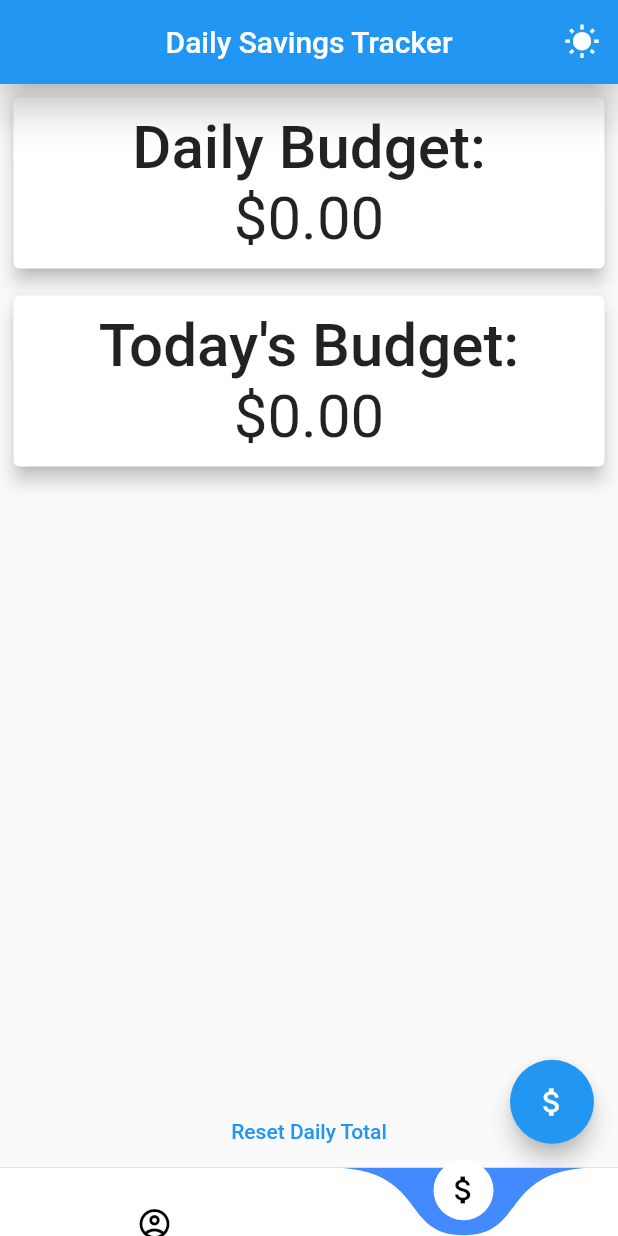
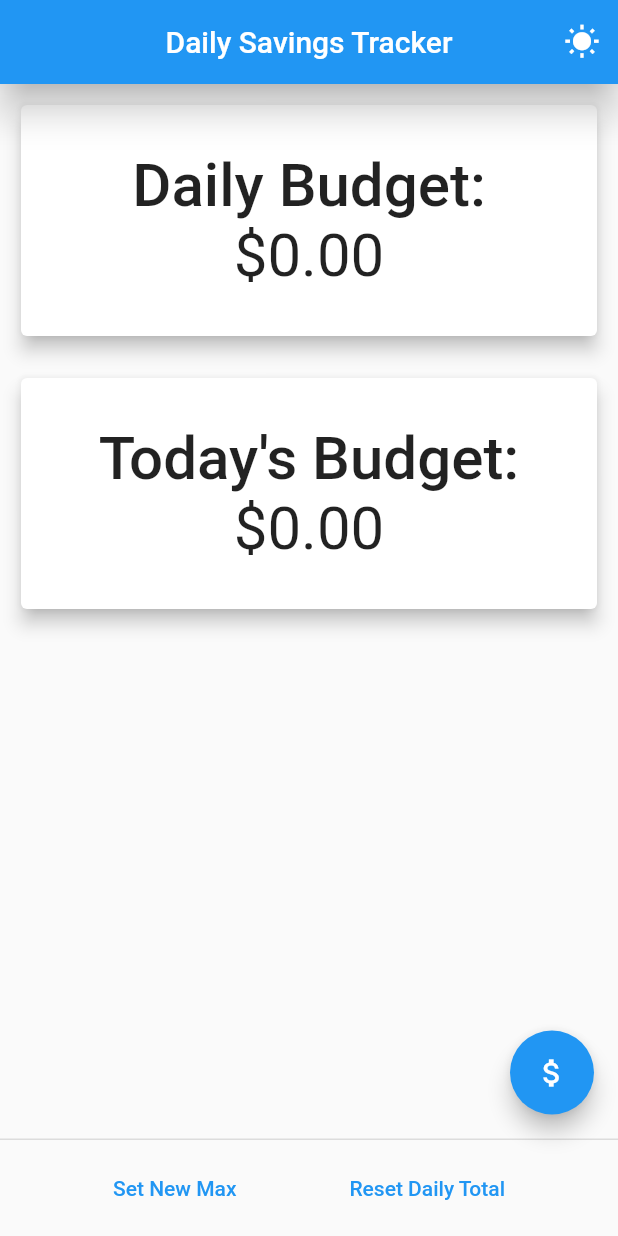
Before and after one commit to surgency23/DailySpendingTracker, a Flutter app: the screen it shows after launch, on a phone screen of 412 x 824 dp. Run offline on Flutter 3.47's test engine with Material 2 defaults, Android fonts, the phone set to English and light mode, and no system bars; drawn by our look-alikes of curved_navigation_bar; our stand-ins replace shared_preferences.

Commit message:
singular page!

```diff
--- a/lib/main.dart
+++ b/lib/main.dart
@@ -1,8 +1,7 @@
 import 'package:daily_spending_tracker/controllers/number_controllers/numbers_controller.dart';
+import 'package:daily_spending_tracker/pages/home/home_page.dart';
 import 'package:flutter/material.dart';
 import 'package:provider/provider.dart';
-//import 'package:shared_preferences/shared_preferences.dart';
-import 'widgets/custom_bottom_nav_bar.dart';
 import 'controllers/theme_controller/theme_controller.dart';
 
 void main() {
@@ -37,7 +36,7 @@
                 theme:
                     themeNotifier.isDark ? ThemeData.dark() : ThemeData.light(),
                 debugShowCheckedModeBanner: false,
-                home: const PreservingBottomNavState());
+                home: const HomePage());
           }),
         ));
   }
--- a/lib/pages/home/home_page.dart
+++ b/lib/pages/home/home_page.dart
@@ -20,24 +20,21 @@ class _HomePageState extends State<HomePage> {
         child: Consumer<NumbersController>(
           builder: (context, NumbersController numbersNotifier, Widget? child) {
             return Column(
-                mainAxisAlignment: MainAxisAlignment.spaceBetween,
+                mainAxisAlignment: MainAxisAlignment.start,
                 crossAxisAlignment: CrossAxisAlignment.center,
                 //mainAxisAlignment: MainAxisAlignment.spaceEvenly,
                 children: [
-                  Column(
-                    children: [
                   Padding(
-                        padding: const EdgeInsets.all(5),
+                    padding: const EdgeInsets.all(10),
                     child: SizedBox(
                       width: double.infinity,
                       child: Card(
                           elevation: 5,
-                              color:
-                                  Theme.of(context).colorScheme.surfaceVariant,
+                          color: Theme.of(context).colorScheme.surfaceVariant,
                           child: Align(
                               alignment: Alignment.center,
                               child: Padding(
-                                    padding: const EdgeInsets.all(10),
+                                padding: const EdgeInsets.all(30),
                                 child: Column(
                                   children: [
                                     const Text("Daily Budget:",
@@ -59,19 +56,18 @@ class _HomePageState extends State<HomePage> {
                                 ),
                               ))),
                     ),
-                      ), //Text('Daily Max: \$${numbersNotifier.maxDaily.toStringAsFixed(2)}')
+                  ),
                   Padding(
-                        padding: const EdgeInsets.all(5),
+                    padding: const EdgeInsets.all(10),
                     child: SizedBox(
                       width: double.infinity,
                       child: Card(
                           elevation: 5,
-                              color:
-                                  Theme.of(context).colorScheme.surfaceVariant,
+                          color: Theme.of(context).colorScheme.surfaceVariant,
                           child: Align(
                             alignment: Alignment.center,
                             child: Padding(
-                                    padding: const EdgeInsets.all(10),
+                                padding: const EdgeInsets.all(30),
                                 child: Column(
                                   children: [
                                     const Text("Today's Budget:",
@@ -94,20 +90,99 @@ class _HomePageState extends State<HomePage> {
                           )),
                     ),
                   ),
-                    ],
+
+                  // Column(
+                  //   //mainAxisAlignment: MainAxisAlignment.spaceEvenly,
+                  //   children: [
+                  //    ],
+                  // ),
+                  // Row(
+                  //   mainAxisAlignment: MainAxisAlignment.center,
+                  //   children: [
+                  //     TextButton(
+                  //       onPressed: () {
+                  //         numbersNotifier.resetDailyLimit();
+                  //       },
+                  //       child: const Text("Reset Daily Total"),
+                  //     ),
+                  //     Consumer<NumbersController>(
+                  //       builder: (context, NumbersController numbersNotifier,
+                  //           Widget? child) {
+                  //         return TextButton(
+                  //             onPressed: () {
+                  //               showDialog(
+                  //                 context: context,
+                  //                 builder: (context) {
+                  //                   return AlertDialog(
+                  //                       title: const Text("New Daily Maximum"),
+                  //                       content: TextField(
+                  //                         decoration: const InputDecoration(
+                  //                             labelText: "Enter Value"),
+                  //                         keyboardType: TextInputType.number,
+                  //                         inputFormatters: <TextInputFormatter>[
+                  //                           FilteringTextInputFormatter.allow(
+                  //                               RegExp(r'^\d+\.?\d{0,2}')),
+                  //                         ], // Only numbers can be entered
+                  //                         onSubmitted: (value) {
+                  //                           numbersNotifier.maxDaily =
+                  //                               double.parse(value);
+                  //                         },
+                  //                       ));
+                  //                 },
+                  //               );
+                  //             },
+                  //             child: Text("Set New Max"));
+                  //       },
+                  //     ),
+                  //   ],
+                  // )
+
+                  // \$${numbersNotifier.currentTotal.toStringAsFixed(2)}
+                ]);
+          },
         ),
+      ),
+      persistentFooterButtons: [
+        Consumer<NumbersController>(
+          builder: (context, NumbersController numbersNotifier, Widget? child) {
+            return Row(
+              mainAxisAlignment: MainAxisAlignment.spaceEvenly,
+              children: [
+                TextButton(
+                    onPressed: () {
+                      showDialog(
+                        context: context,
+                        builder: (context) {
+                          return AlertDialog(
+                              title: const Text("New Daily Maximum"),
+                              content: TextField(
+                                decoration: const InputDecoration(
+                                    labelText: "Enter Value"),
+                                keyboardType: TextInputType.number,
+                                inputFormatters: <TextInputFormatter>[
+                                  FilteringTextInputFormatter.allow(
+                                      RegExp(r'^\d+\.?\d{0,2}')),
+                                ], // Only numbers can be entered
+                                onSubmitted: (value) {
+                                  numbersNotifier.maxDaily =
+                                      double.parse(value);
+                                },
+                              ));
+                        },
+                      );
+                    },
+                    child: const Text("Set New Max")),
                 TextButton(
                   onPressed: () {
                     numbersNotifier.resetDailyLimit();
                   },
                   child: const Text("Reset Daily Total"),
                 ),
-
-                  // \$${numbersNotifier.currentTotal.toStringAsFixed(2)}
-                ]);
+              ],
+            );
           },
         ),
-      ),
+      ],
       floatingActionButton: FloatingActionButton(
         child: const Icon(Icons.attach_money),
         onPressed: () => displayInput(),
--- a/lib/widgets/custom_bottom_nav_bar.dart
+++ /dev/null
@@ -1,61 +0,0 @@
-import 'package:curved_navigation_bar/curved_navigation_bar.dart';
-import 'package:daily_spending_tracker/controllers/theme_controller/theme_controller.dart';
-import 'package:daily_spending_tracker/pages/Home/home_page.dart';
-import 'package:daily_spending_tracker/pages/settings/settings_page.dart';
-import 'package:flutter/material.dart';
-import 'package:provider/provider.dart';
-
-class PreservingBottomNavState extends StatefulWidget {
-  const PreservingBottomNavState({Key? key}) : super(key: key);
-
-  @override
-  _PreservingBottomNavStateState createState() =>
-      _PreservingBottomNavStateState();
-}
-
-class _PreservingBottomNavStateState extends State<PreservingBottomNavState> {
-  int _selectedIndex = 1;
-
-  static final List<Widget> _pages = <Widget>[
-    const SettingsPage(),
-    const HomePage()
-  ];
-
-  void _onItemTapped(int index) {
-    setState(() {
-      _selectedIndex = index;
-    });
-  }
-
-  @override
-  Widget build(BuildContext context) {
-    return Scaffold(
-      body: IndexedStack(
-        index: _selectedIndex,
-        children: _pages,
-      ),
-      bottomNavigationBar: Consumer<ThemeController>(
-          builder: (context, ThemeController themeNotifier, child) {
-        return CurvedNavigationBar(
-          animationDuration: const Duration(milliseconds: 500),
-          //work on alternating the different colors. just need to find a good color pallet and go from there.
-          //color: themeNotifier.isDark == true ? Colors.grey : Colors.white,
-          //backgroundColor: Colors.blue,
-          height: 45.5,
-          items: const <Widget>[
-            Icon(
-              Icons.account_circle_outlined,
-              color: Colors.black,
-            ),
-            Icon(
-              Icons.attach_money_outlined,
-              color: Colors.black,
-            ),
-          ],
-          index: _selectedIndex,
-          onTap: _onItemTapped,
-        );
-      }),
-    );
-  }
-}
```
Also changed, not shown: lib/pages/settings/settings_page.dart (deleted, +0 -40 lines). Lines whose indentation alone changed are shown as unchanged.
